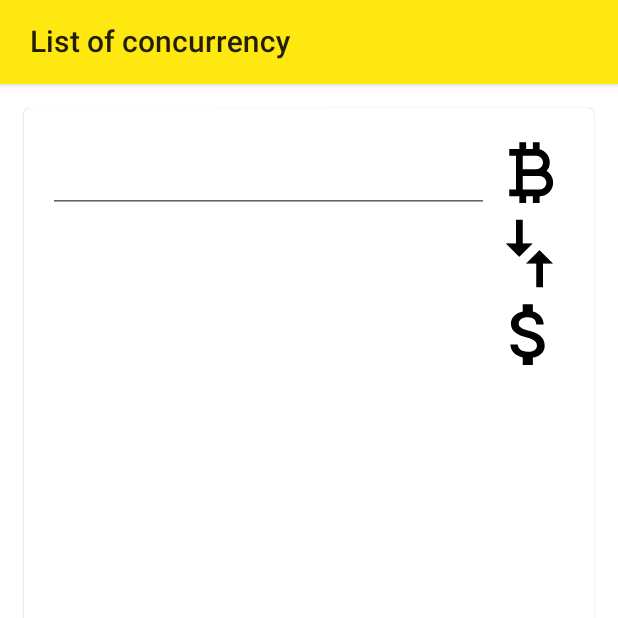
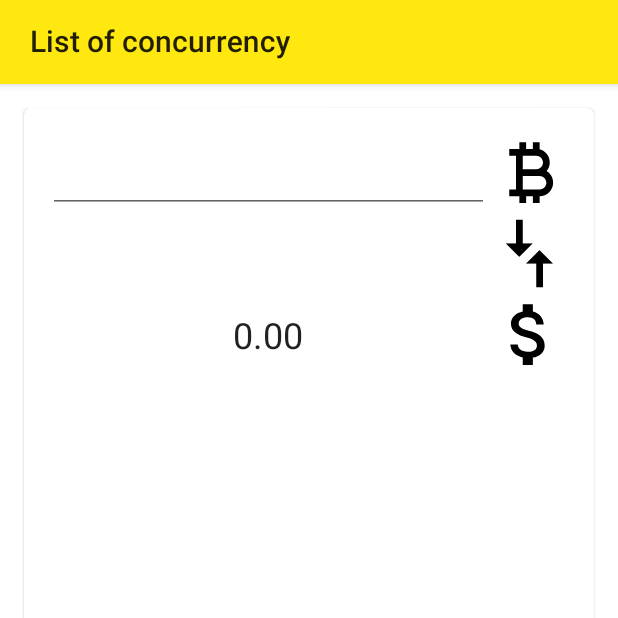
Before and after one commit to lukashevichi/crypto2893, an Android app: the screen it shows after launch (MainActivity), item 2 of the bottom bar chosen, on a phone screen of 412 x 824 dp, the top half of it. Run offline under Robolectric (Android 15) with nearby library versions, the phone set to English and light mode, and no system bars; our stand-ins replace Dagger/Hilt's generated code, RxJava, navigation-ui; network calls fail.

Commit message:
Clean code

```diff
--- a/app/src/main/java/by/maxluxs/crypto2893/ui/content/ContentFragment.kt
+++ b/app/src/main/java/by/maxluxs/crypto2893/ui/content/ContentFragment.kt
@@ -25,6 +25,12 @@ class ContentFragment : Fragment(R.layout.content_fragment) {
     private val binding: ContentFragmentBinding get() = _binding!!
 
     private val mainActivity: AppCompatActivity get() = requireActivity() as AppCompatActivity
+
+    private val navHostFragment: NavHostFragment
+        get() =
+            childFragmentManager.findFragmentById(R.id.main_container) as NavHostFragment
+
+    private val navController get() = navHostFragment.navController
 
     private val fragmentListener = object : FragmentManager.FragmentLifecycleCallbacks() {
 
@@ -61,22 +67,19 @@ class ContentFragment : Fragment(R.layout.content_fragment) {
         mainActivity.setSupportActionBar(binding.toolbar)
         mainActivity.supportActionBar?.setDisplayHomeAsUpEnabled(true)
         mainActivity.supportActionBar?.setDisplayShowHomeEnabled(true)
-        setHasOptionsMenu(true)
-    }
-
-    private fun setBottomNavigationView() {
-        val navHostFragment: NavHostFragment =
-            childFragmentManager.findFragmentById(R.id.main_container) as NavHostFragment
-        val navController = navHostFragment.navController
-        NavigationUI.setupWithNavController(
-            binding.bottomNavigationView,
-            navController
-        )
         NavigationUI.setupActionBarWithNavController(
             mainActivity,
             navController,
             AppBarConfigurations.mainAppBarConfiguration
         )
+        setHasOptionsMenu(true)
+    }
+
+    private fun setBottomNavigationView() {
+        NavigationUI.setupWithNavController(
+            binding.bottomNavigationView,
+            navController
+        )
     }
 
 }
--- a/app/src/main/res/layout/activity_main.xml
+++ b/app/src/main/res/layout/activity_main.xml
@@ -5,5 +5,5 @@
     android:name="androidx.navigation.fragment.NavHostFragment"
     android:layout_width="match_parent"
     android:layout_height="match_parent"
-    app:defaultNavHost="false"
+    app:defaultNavHost="true"
     app:navGraph="@navigation/top_navigation" />
--- a/feature-converter/src/main/res/layout/converter_fragment.xml
+++ b/feature-converter/src/main/res/layout/converter_fragment.xml
@@ -19,9 +19,11 @@
 
             <androidx.appcompat.widget.AppCompatEditText
                 android:id="@+id/money_input"
+                style="@style/TextAppearance.AppCompat.Headline"
                 android:layout_width="match_parent"
                 android:layout_height="match_parent"
                 android:layout_weight="1"
+                android:gravity="center"
                 android:inputType="number" />
 
             <androidx.appcompat.widget.AppCompatImageView
@@ -55,9 +57,13 @@
             android:orientation="horizontal">
 
             <androidx.appcompat.widget.AppCompatTextView
+                style="@style/TextAppearance.AppCompat.Headline"
                 android:layout_width="match_parent"
                 android:layout_height="match_parent"
-                android:layout_weight="1" />
+                android:layout_weight="1"
+                android:gravity="center"
+                android:inputType="none"
+                android:text="0.00" />
 
             <androidx.appcompat.widget.AppCompatImageView
                 android:layout_width="54dp"
--- a/feature-currency-details/build.gradle
+++ b/feature-currency-details/build.gradle
@@ -42,6 +42,8 @@ dependencies {
     implementation 'androidx.lifecycle:lifecycle-livedata-ktx:2.4.0'
     implementation 'androidx.lifecycle:lifecycle-viewmodel-ktx:2.4.0'
 
+    implementation 'androidx.fragment:fragment-ktx:1.5.0-alpha01'
+
     implementation "com.google.dagger:hilt-android:2.40.5"
     kapt "com.google.dagger:hilt-compiler:2.40.5"
 }
--- a/feature-currency-list/src/main/java/by/maxluxs/feature_currency_list/adapter/CurrencyAdapter.kt
+++ b/feature-currency-list/src/main/java/by/maxluxs/feature_currency_list/ui/adapter/CurrencyAdapter.kt
@@ -1,4 +1,4 @@
-package by.maxluxs.feature_currency_list.adapter
+package by.maxluxs.feature_currency_list.ui.adapter
 
 import android.view.LayoutInflater
 import android.view.ViewGroup
--- a/feature-currency-list/src/main/java/by/maxluxs/feature_currency_list/adapter/CurrencyCallback.kt
+++ b/feature-currency-list/src/main/java/by/maxluxs/feature_currency_list/ui/adapter/CurrencyCallback.kt
@@ -1,4 +1,4 @@
-package by.maxluxs.feature_currency_list.adapter
+package by.maxluxs.feature_currency_list.ui.adapter
 
 import by.maxluxs.feature_currency_list.model.CurrencyModel
 
--- a/feature-currency-list/src/main/java/by/maxluxs/feature_currency_list/adapter/CurrencyItemHolder.kt
+++ b/feature-currency-list/src/main/java/by/maxluxs/feature_currency_list/ui/adapter/CurrencyItemHolder.kt
@@ -1,4 +1,4 @@
-package by.maxluxs.feature_currency_list.adapter
+package by.maxluxs.feature_currency_list.ui.adapter
 
 import androidx.recyclerview.widget.RecyclerView
 import by.maxluxs.feature_currency_list.databinding.CurrencyItemBinding
--- a/feature-currency-list/src/main/res/layout/currency_list_fragment.xml
+++ b/feature-currency-list/src/main/res/layout/currency_list_fragment.xml
@@ -4,7 +4,7 @@
     xmlns:tools="http://schemas.android.com/tools"
     android:layout_width="match_parent"
     android:layout_height="match_parent"
-    tools:context=".CurrencyListFragment">
+    tools:context=".ui.CurrencyListFragment">
 
     <androidx.recyclerview.widget.RecyclerView
         android:id="@+id/currency_list"
--- a/feature-currency-list/src/main/res/navigation/currency_navigation.xml
+++ b/feature-currency-list/src/main/res/navigation/currency_navigation.xml
@@ -6,7 +6,7 @@
 
     <fragment
         android:id="@+id/currencyListDestination"
-        android:name="by.maxluxs.feature_currency_list.CurrencyListFragment"
+        android:name="by.maxluxs.feature_currency_list.ui.CurrencyListFragment"
         android:label="List of concurrency">
         <action
             android:id="@+id/action_to_currency_details"
```
Also changed, not shown: feature-currency-details/src/main/java/by/maxluxs/feature_currency_details/CurrencyDetailsFragment.kt (+6 -21 lines), feature-currency-list/src/main/java/by/maxluxs/feature_currency_list/presentation/CurrencyListViewModel.kt (renamed from feature-currency-list/src/main/java/by/maxluxs/feature_currency_list/CurrencyListViewModel.kt, +10 -13 lines), feature-currency-list/src/main/java/by/maxluxs/feature_currency_list/ui/CurrencyListFragment.kt (renamed from feature-currency-list/src/main/java/by/maxluxs/feature_currency_list/CurrencyListFragment.kt, +6 -3 lines).
